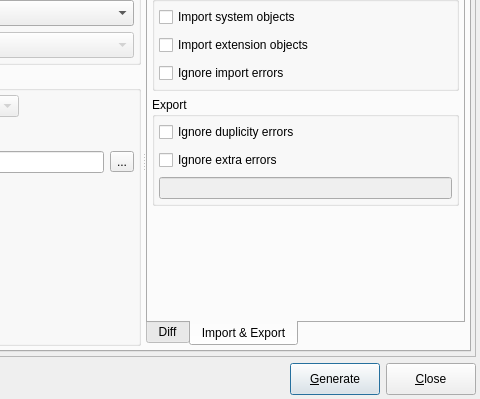
pgmodeler/pgmodeler, file libpgmodeler_ui/ui/modeldatabasediffform.ui: the form before one commit; both pictures show x 200 to 680 and y 101 to 500 of the 680 by 500 pixel window.
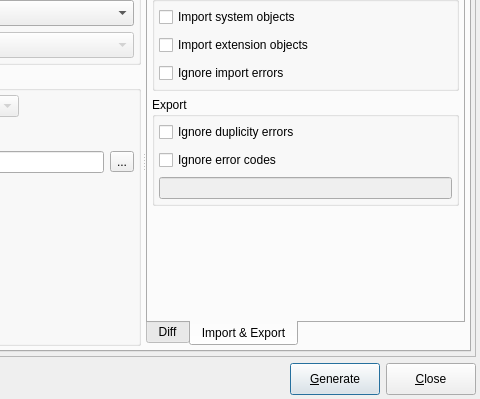
The form after the commit. The open tabs and pages were chosen to show the change. Icons and pictures are not drawn.

Commit message: Renamed the option 'Ignore extra errors' to 'Ignore error codes' in ModelExportForm and ModelDatabaseDiffForm

The edit to the form file:
```diff
--- a/libpgmodeler_ui/ui/modeldatabasediffform.ui
+++ b/libpgmodeler_ui/ui/modeldatabasediffform.ui
@@ -175,7 +175,7 @@
             <property name="childrenCollapsible">
              <bool>false</bool>
             </property>
-            <widget class="QWidget" name="">
+            <widget class="QWidget" name="layoutWidget">
              <layout class="QVBoxLayout" name="verticalLayout_6">
               <item>
                <widget class="QGroupBox" name="groupBox">
@@ -1322,7 +1322,7 @@
                        <string>This advanced option causes pgModeler to ignore extra errors by their numeric codes. These errors must be informed in the input below and separeted by space. For the complete list of error codes check the PostgreSQL docs, section &lt;strong&gt; Appendix A. PostgreSQL Error Codes&lt;/strong&gt;. &lt;strong&gt;WARNING:&lt;/strong&gt; use this option with extreme care since it can interfere in final export result.</string>
                       </property>
                       <property name="text">
-                       <string>Ignore extra errors</string>
+                       <string>Ignore error codes</string>
                       </property>
                      </widget>
                     </item>
```
Left out of the diff: 2 changed lines with no effect on the pictures. The commit also changes 5 other files.
